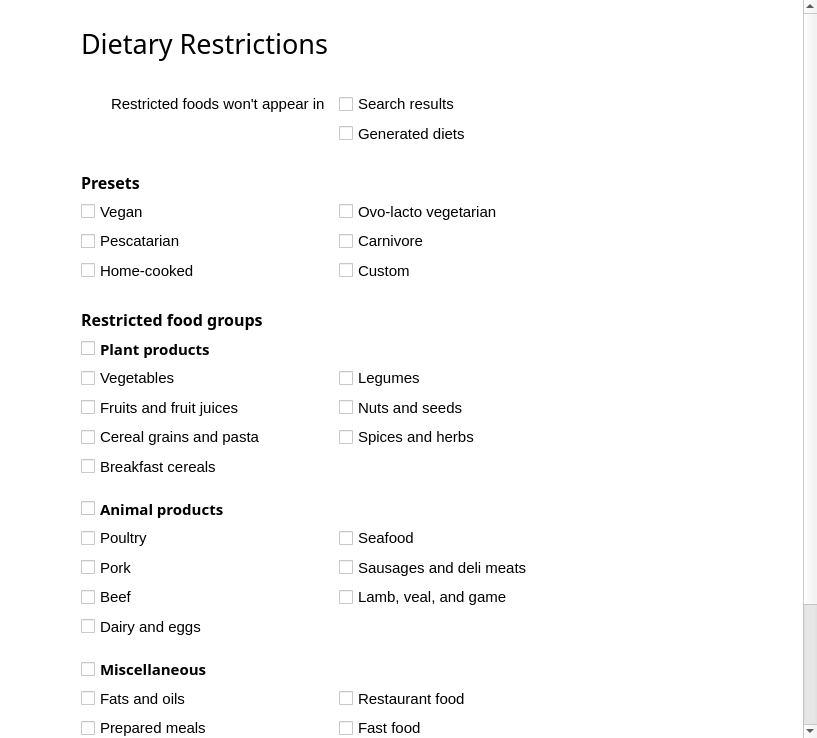
The window that ui/ui_reswidget.ui (josh-minch/spartan) describes before a commit, drawn with Qt 5.
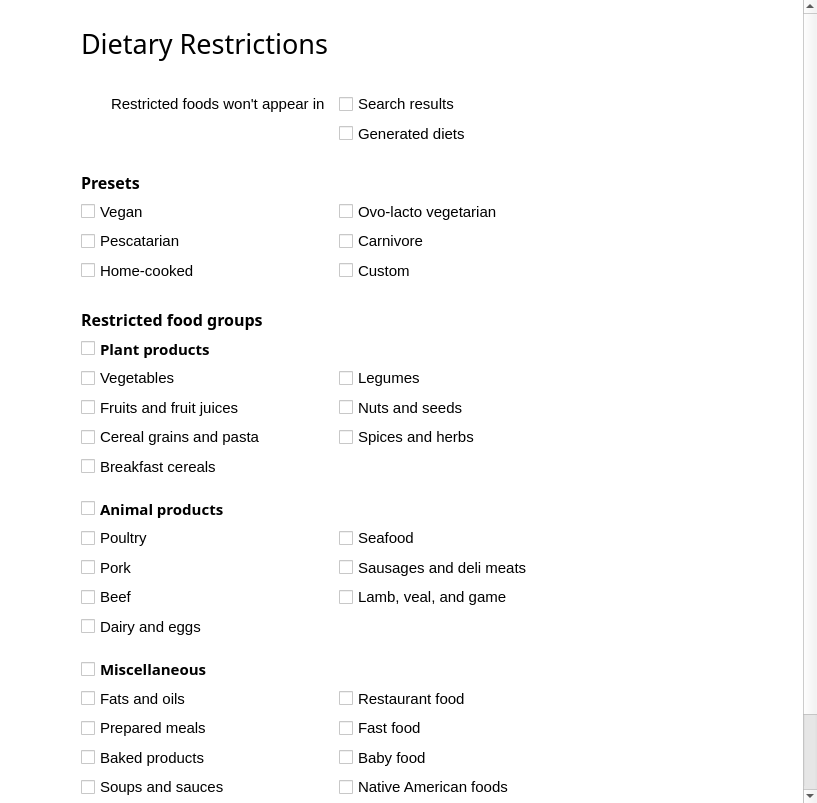
The same window after the commit. Icons and pictures are not drawn.

Commit message: Add pref window preview restriction food rext

```diff
--- a/ui/ui_reswidget.ui
+++ b/ui/ui_reswidget.ui
@@ -7,7 +7,7 @@
     <x>0</x>
     <y>0</y>
     <width>817</width>
-    <height>738</height>
+    <height>803</height>
    </rect>
   </property>
   <property name="sizePolicy">
@@ -120,7 +120,7 @@
       <property name="geometry">
        <rect>
         <x>0</x>
-        <y>0</y>
+        <y>-85</y>
         <width>912</width>
         <height>888</height>
        </rect>
@@ -496,7 +496,7 @@
               <enum>Qt::LeftToRight</enum>
              </property>
              <property name="text">
-              <string>Soups, sauces, and gravies</string>
+              <string>Soups and sauces</string>
              </property>
              <property name="tristate">
               <bool>false</bool>
@@ -591,7 +591,7 @@
               <enum>Qt::LeftToRight</enum>
              </property>
              <property name="text">
-              <string>Babyfood</string>
+              <string>Baby food</string>
              </property>
              <property name="tristate">
               <bool>false</bool>
@@ -1055,7 +1055,7 @@
               <enum>Qt::LeftToRight</enum>
              </property>
              <property name="text">
-              <string>American Indian/Alaska Native food</string>
+              <string>Native American foods</string>
              </property>
              <property name="tristate">
               <bool>false</bool>
```
The commit also changes 7 other files.
